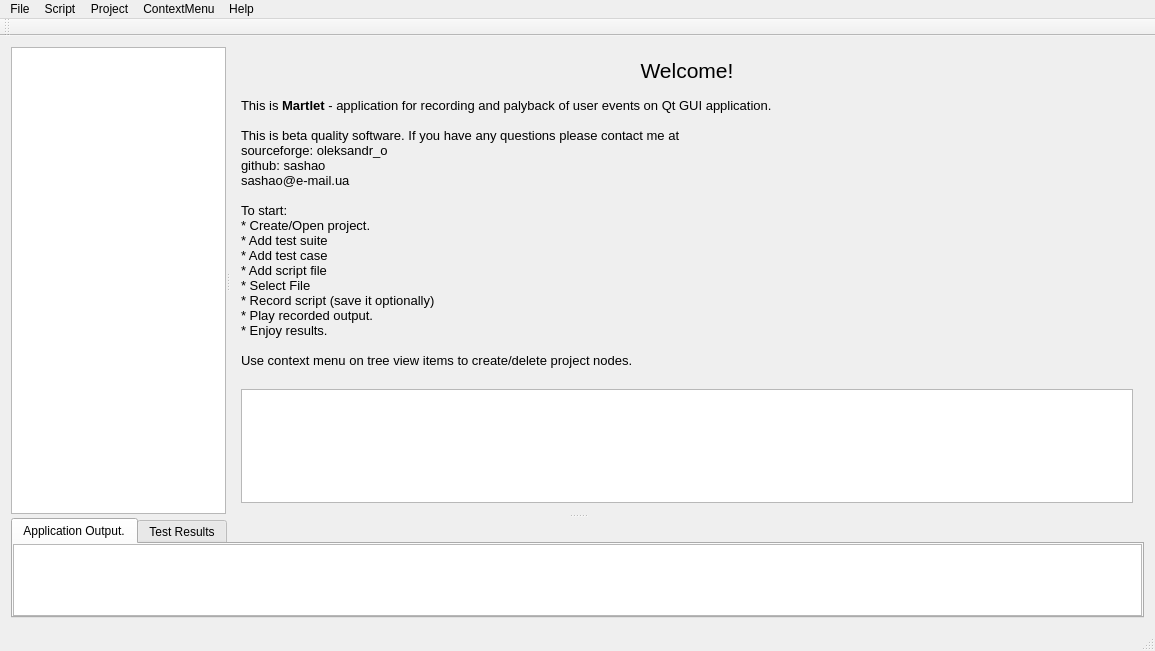
Before: the Qt Designer form martlet/MartletWindow.ui in sashao/martlet, drawn with Qt 5.
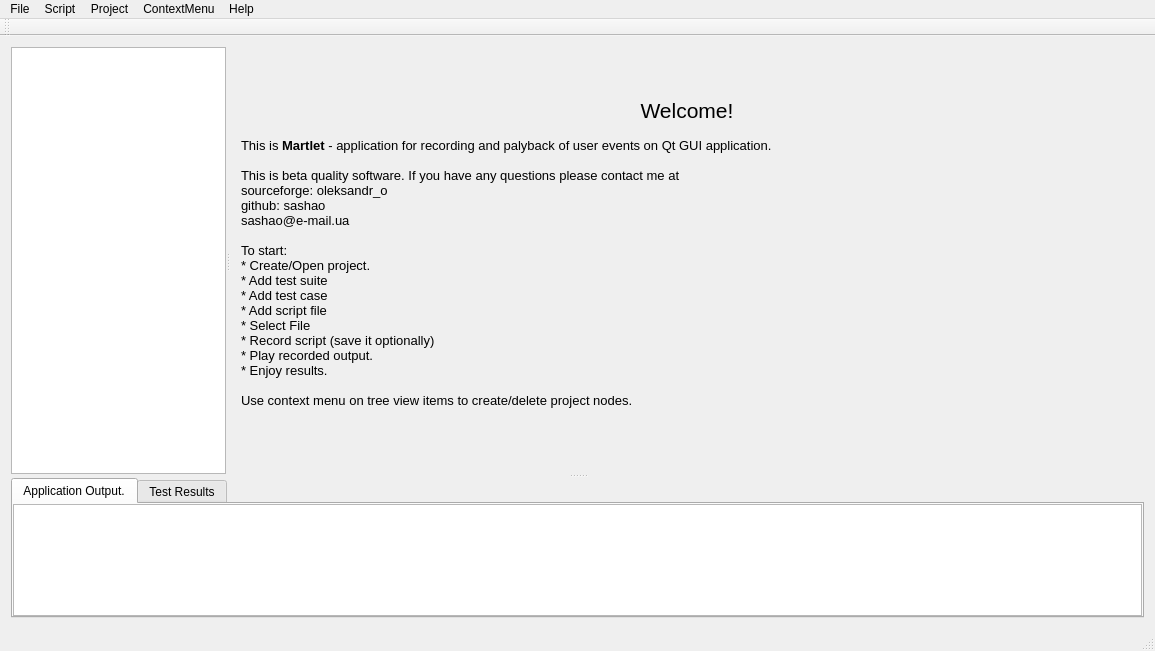
After: the same form once the commit is applied.

Commit message: Save files if dirtied.

Patch:
```diff
--- a/martlet/MartletWindow.ui
+++ b/martlet/MartletWindow.ui
@@ -98,9 +98,6 @@
             </property>
            </widget>
           </item>
-          <item>
-           <widget class="QColumnView" name="columnView"/>
-          </item>
          </layout>
         </widget>
         <widget class="QWidget" name="filePage">
```
The commit also changes 2 other files.
